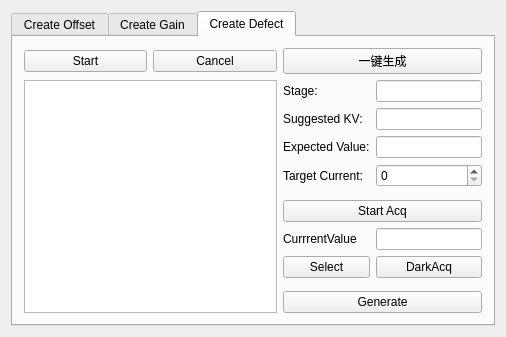
First picture: the form in RayimDR/UI/CreateCorrectTemplateDlg.ui, repository wangyunfu1996/RayimDR, before the edit.
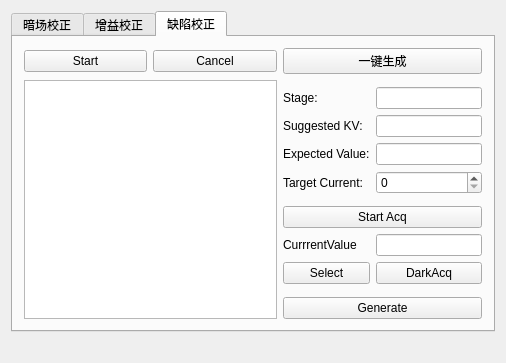
Second picture: the form after the edit. The open tabs and pages were chosen to show the change.

Commit message: 一键暗场和亮场校正；

```diff
--- a/RayimDR/UI/CreateCorrectTemplateDlg.ui
+++ b/RayimDR/UI/CreateCorrectTemplateDlg.ui
@@ -7,7 +7,7 @@
     <x>0</x>
     <y>0</y>
     <width>506</width>
-    <height>303</height>
+    <height>329</height>
    </rect>
   </property>
   <property name="windowTitle">
@@ -21,7 +21,7 @@
      </property>
      <widget class="QWidget" name="tab_offset">
       <attribute name="title">
-       <string>Create Offset</string>
+       <string>暗场校正</string>
       </attribute>
       <layout class="QGridLayout" name="gridLayout_2">
        <item row="1" column="1">
@@ -68,7 +68,7 @@
      </widget>
      <widget class="QWidget" name="tab_gain">
       <attribute name="title">
-       <string>Create Gain</string>
+       <string>增益校正</string>
       </attribute>
       <layout class="QGridLayout" name="gridLayout_3" columnstretch="1,1,0,0">
        <item row="0" column="0">
@@ -192,90 +192,88 @@
      </widget>
      <widget class="QWidget" name="tab_defect">
       <attribute name="title">
-       <string>Create Defect</string>
+       <string>缺陷校正</string>
       </attribute>
       <layout class="QGridLayout" name="gridLayout_6">
-       <item row="1" column="2">
-        <widget class="QLabel" name="label_13">
+       <item row="0" column="0">
+        <widget class="QPushButton" name="pushButton_DefectInit">
          <property name="text">
-          <string>Stage:</string>
+          <string>Start</string>
          </property>
         </widget>
        </item>
-       <item row="3" column="2">
-        <widget class="QLabel" name="label_14">
+       <item row="9" column="3">
+        <widget class="QPushButton" name="pushButton">
          <property name="text">
-          <string>Expected Value:</string>
+          <string>DarkAcq</string>
          </property>
         </widget>
        </item>
-       <item row="4" column="3">
+       <item row="7" column="2" colspan="2">
+        <widget class="QPushButton" name="pushButton_13">
+         <property name="text">
+          <string>Start Acq</string>
+         </property>
+        </widget>
+       </item>
+       <item row="11" column="2" colspan="2">
+        <widget class="QPushButton" name="pushButton_12">
+         <property name="text">
+          <string>Generate</string>
+         </property>
+        </widget>
+       </item>
+       <item row="5" column="3">
         <widget class="QSpinBox" name="spinBox_3"/>
        </item>
-       <item row="0" column="1">
-        <widget class="QPushButton" name="pushButton_DefectAbort">
-         <property name="text">
-          <string>Cancel</string>
-         </property>
-        </widget>
-       </item>
-       <item row="1" column="0" rowspan="10" colspan="2">
-        <widget class="QGraphicsView" name="graphicsView_3"/>
-       </item>
-       <item row="3" column="3">
-        <widget class="QLineEdit" name="lineEdit_8"/>
-       </item>
-       <item row="7" column="2">
+       <item row="8" column="2">
         <widget class="QLabel" name="label_12">
          <property name="text">
           <string>CurrrentValue</string>
          </property>
         </widget>
        </item>
-       <item row="1" column="3">
-        <widget class="QLineEdit" name="lineEdit_7"/>
-       </item>
-       <item row="2" column="3">
-        <widget class="QLineEdit" name="lineEdit_10"/>
-       </item>
-       <item row="2" column="2">
-        <widget class="QLabel" name="label_16">
-         <property name="text">
-          <string>Suggested KV:</string>
-         </property>
-        </widget>
-       </item>
        <item row="4" column="2">
+        <widget class="QLabel" name="label_14">
+         <property name="text">
+          <string>Expected Value:</string>
+         </property>
+        </widget>
+       </item>
+       <item row="9" column="2">
+        <widget class="QPushButton" name="pushButton_15">
+         <property name="text">
+          <string>Select</string>
+         </property>
+        </widget>
+       </item>
+       <item row="5" column="2">
         <widget class="QLabel" name="label_11">
          <property name="text">
           <string>Target Current:</string>
          </property>
         </widget>
        </item>
-       <item row="6" column="2" colspan="2">
-        <widget class="QPushButton" name="pushButton_13">
+       <item row="2" column="2">
+        <widget class="QLabel" name="label_13">
          <property name="text">
-          <string>Start Acq</string>
+          <string>Stage:</string>
          </property>
         </widget>
        </item>
-       <item row="0" column="0">
-        <widget class="QPushButton" name="pushButton_DefectInit">
-         <property name="text">
-          <string>Start</string>
-         </property>
-        </widget>
-       </item>
-       <item row="10" column="2" colspan="2">
-        <widget class="QPushButton" name="pushButton_12">
-         <property name="text">
-          <string>Generate</string>
-         </property>
-        </widget>
-       </item>
-       <item row="7" column="3">
+       <item row="8" column="3">
         <widget class="QLineEdit" name="lineEdit_9"/>
        </item>
+       <item row="4" column="3">
+        <widget class="QLineEdit" name="lineEdit_8"/>
+       </item>
+       <item row="3" column="2">
+        <widget class="QLabel" name="label_16">
+         <property name="text">
+          <string>Suggested KV:</string>
+         </property>
+        </widget>
+       </item>
        <item row="0" column="2" colspan="2">
         <widget class="QPushButton" name="pushButton_Defect">
          <property name="text">
@@ -283,24 +281,33 @@
          </property>
         </widget>
        </item>
-       <item row="8" column="2">
-        <widget class="QPushButton" name="pushButton_15">
-         <property name="text">
-          <string>Select</string>
-         </property>
-        </widget>
+       <item row="2" column="3">
+        <widget class="QLineEdit" name="lineEdit_7"/>
        </item>
-       <item row="8" column="3">
-        <widget class="QPushButton" name="pushButton">
+       <item row="3" column="3">
+        <widget class="QLineEdit" name="lineEdit_10"/>
+       </item>
+       <item row="0" column="1">
+        <widget class="QPushButton" name="pushButton_DefectAbort">
          <property name="text">
-          <string>DarkAcq</string>
+          <string>Cancel</string>
          </property>
         </widget>
        </item>
+       <item row="1" column="0" rowspan="11" colspan="2">
+        <widget class="QGraphicsView" name="graphicsView_3"/>
+       </item>
       </layout>
      </widget>
     </widget>
    </item>
+   <item row="1" column="0">
+    <widget class="QLabel" name="label_Tips">
+     <property name="text">
+      <string/>
+     </property>
+    </widget>
+   </item>
   </layout>
  </widget>
  <layoutdefault spacing="6" margin="11"/>
```
Left out of the diff: 150 changed lines with no effect on the pictures. The commit also changes 12 other files.
